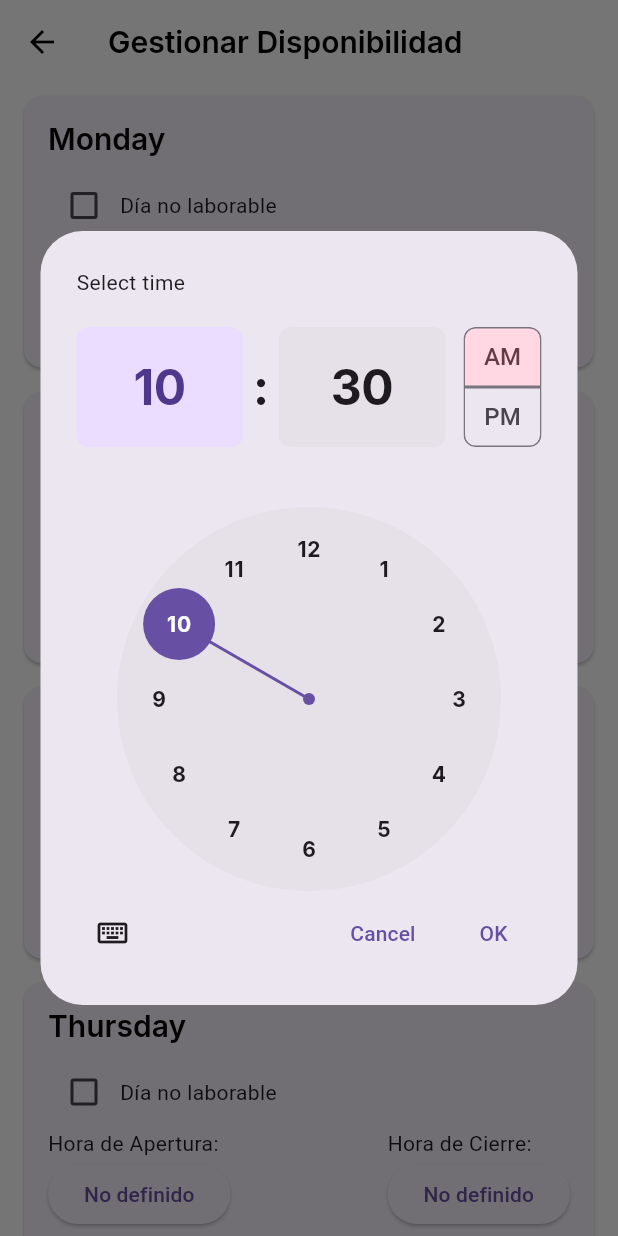
After one commit to AgnerDDiaz/short_time_app, a Flutter app: the ManageAvailabilityScreen screen opened by its route, after a tap on "No definido", on a phone screen of 412 x 824 dp. The commit adds this screen. Run offline on Flutter 3.47's test engine with Material 3 defaults, Android fonts, the phone set to English and light mode, and no system bars; our stand-ins replace google_fonts, image_picker, table_calendar.

Commit message:
creacion de pantalla de disponibilidad

```diff
--- a/lib/main.dart
+++ b/lib/main.dart
@@ -7,6 +7,7 @@ import 'models/tab_manager.dart';
 import 'models/auth_manager.dart'; // Clase para manejar la autenticación
 import 'screens/add_service_screen.dart';
 import 'screens/login_screen.dart'; // Pantalla de Login
+import 'screens/manage_availability_screen.dart';
 import 'screens/manage_services_screen.dart';
 import 'screens/registro_screen.dart'; // Pantalla de Registro
 import 'screens/forgot_password_screen.dart'; // Importar la pantalla de recuperación de contraseña
@@ -65,7 +66,9 @@ class ShortTimeAppState extends State<ShortTimeApp> {
           '/forgotPassword': (context) => ForgotPasswordScreen(), // Ruta añadida para la pantalla de recuperación
           '/register': (context) => RegisterScreen(), // Ruta añadida para el registro
           '/add_service': (context) => AddServiceScreen(), // Agrega esta línea
-          '/manageServices': (context) => ManageServicesScreen(clientId: 1), // Usa un clientId de prueba
+          '/manageServices': (context) => ManageServicesScreen(clientId: 1),
+          '/manageAvailability': (context) => ManageAvailabilityScreen(clientId: 1),
+          // Usa un clientId de prueba
 
         },
       ),
--- /dev/null
+++ b/lib/screens/manage_availability_screen.dart
@@ -0,0 +1,180 @@
+import 'package:flutter/material.dart';
+import 'package:intl/intl.dart';
+import 'dart:convert';
+import 'package:flutter/services.dart' show rootBundle;
+
+class ManageAvailabilityScreen extends StatefulWidget {
+  final int clientId; // ID del cliente
+
+  const ManageAvailabilityScreen({Key? key, required this.clientId}) : super(key: key);
+
+  @override
+  State<ManageAvailabilityScreen> createState() => _ManageAvailabilityScreenState();
+}
+
+class _ManageAvailabilityScreenState extends State<ManageAvailabilityScreen> {
+  final List<String> daysOfWeek = [
+    "Monday",
+    "Tuesday",
+    "Wednesday",
+    "Thursday",
+    "Friday",
+    "Saturday",
+    "Sunday",
+  ];
+
+  Map<String, Map<String, dynamic>> availability = {}; // Disponibilidad por día
+  bool isLoading = true;
+
+  @override
+  void initState() {
+    super.initState();
+    loadAvailability();
+  }
+
+  Future<void> loadAvailability() async {
+    try {
+      // Cargar datos del JSON
+      final String response = await rootBundle.loadString('assets/test_data.json');
+      final Map<String, dynamic> data = json.decode(response);
+
+      final availabilities = data['availability'] ?? [];
+
+      // Filtrar disponibilidad para el cliente
+      final clientAvailability = availabilities.where((entry) {
+        return entry['client_id'] == widget.clientId;
+      }).toList();
+
+      for (var entry in clientAvailability) {
+        final day = entry['day'];
+        availability[day] = {
+          "opening_time": entry['opening_time'],
+          "closing_time": entry['closing_time'],
+          "is_day_off": entry['is_day_off'] ?? false,
+        };
+      }
+
+      setState(() {
+        isLoading = false;
+      });
+    } catch (e) {
+      print("Error al cargar disponibilidad: $e");
+      setState(() {
+        isLoading = false;
+      });
+    }
+  }
+
+  void updateAvailability(String day, String openingTime, String closingTime, bool isDayOff) {
+    setState(() {
+      availability[day] = {
+        "opening_time": openingTime,
+        "closing_time": closingTime,
+        "is_day_off": isDayOff,
+      };
+    });
+    ScaffoldMessenger.of(context).showSnackBar(
+      SnackBar(content: Text('Disponibilidad para $day actualizada.')),
+    );
+  }
+
+  Future<void> selectTime(BuildContext context, String day, bool isOpeningTime) async {
+    final TimeOfDay? picked = await showTimePicker(
+      context: context,
+      initialTime: TimeOfDay.now(),
+    );
+
+    if (picked != null) {
+      final formattedTime = picked.format(context);
+      final currentDayAvailability = availability[day] ?? {};
+
+      setState(() {
+        availability[day] = {
+          ...currentDayAvailability,
+          if (isOpeningTime) "opening_time": formattedTime else "closing_time": formattedTime,
+        };
+      });
+    }
+  }
+
+  @override
+  Widget build(BuildContext context) {
+    return Scaffold(
+      appBar: AppBar(
+        title: const Text('Gestionar Disponibilidad'),
+      ),
+      body: isLoading
+          ? const Center(child: CircularProgressIndicator())
+          : ListView.builder(
+        itemCount: daysOfWeek.length,
+        itemBuilder: (context, index) {
+          final day = daysOfWeek[index];
+          final currentDayAvailability = availability[day] ?? {};
+          final openingTime = currentDayAvailability["opening_time"] ?? "No definido";
+          final closingTime = currentDayAvailability["closing_time"] ?? "No definido";
+          final isDayOff = currentDayAvailability["is_day_off"] ?? false;
+
+          return Card(
+            margin: const EdgeInsets.symmetric(vertical: 8, horizontal: 16),
+            child: Padding(
+              padding: const EdgeInsets.all(16.0),
+              child: Column(
+                crossAxisAlignment: CrossAxisAlignment.start,
+                children: [
+                  Text(
+                    day,
+                    style: Theme.of(context).textTheme.titleLarge,
+                  ),
+                  const SizedBox(height: 8),
+                  Row(
+                    children: [
+                      Checkbox(
+                        value: isDayOff,
+                        onChanged: (value) {
+                          setState(() {
+                            availability[day] = {
+                              "opening_time": "No definido",
+                              "closing_time": "No definido",
+                              "is_day_off": value ?? false,
+                            };
+                          });
+                        },
+                      ),
+                      const Text("Día no laborable"),
+                    ],
+                  ),
+                  if (!isDayOff)
+                    Row(
+                      mainAxisAlignment: MainAxisAlignment.spaceBetween,
+                      children: [
+                        Column(
+                          crossAxisAlignment: CrossAxisAlignment.start,
+                          children: [
+                            const Text('Hora de Apertura:'),
+                            ElevatedButton(
+                              onPressed: () => selectTime(context, day, true),
+                              child: Text(openingTime),
+                            ),
+                          ],
+                        ),
+                        Column(
+                          crossAxisAlignment: CrossAxisAlignment.start,
+                          children: [
+                            const Text('Hora de Cierre:'),
+                            ElevatedButton(
+                              onPressed: () => selectTime(context, day, false),
+                              child: Text(closingTime),
+                            ),
+                          ],
+                        ),
+                      ],
+                    ),
+                ],
+              ),
+            ),
+          );
+        },
+      ),
+    );
+  }
+}
--- a/lib/screens/profile.dart
+++ b/lib/screens/profile.dart
@@ -93,6 +93,15 @@ class _ProfilePageState extends State<ProfilePage> {
             // Opciones de perfil
             const Divider(),
             ListTile(
+              leading: Icon(Icons.list),
+              title: Text('Manage Availability'),
+              trailing: const Icon(Icons.arrow_forward_ios),
+              onTap: () {
+                Navigator.pushNamed(context, '/manageAvailability');
+              },
+            ),
+            const Divider(),
+            ListTile(
               leading: const Icon(Icons.add_business),
               title: Text(
                 "Add Service",
```
